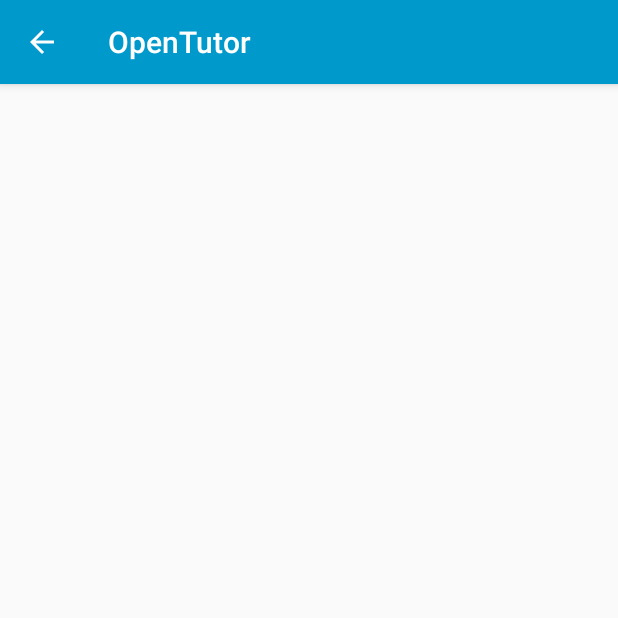
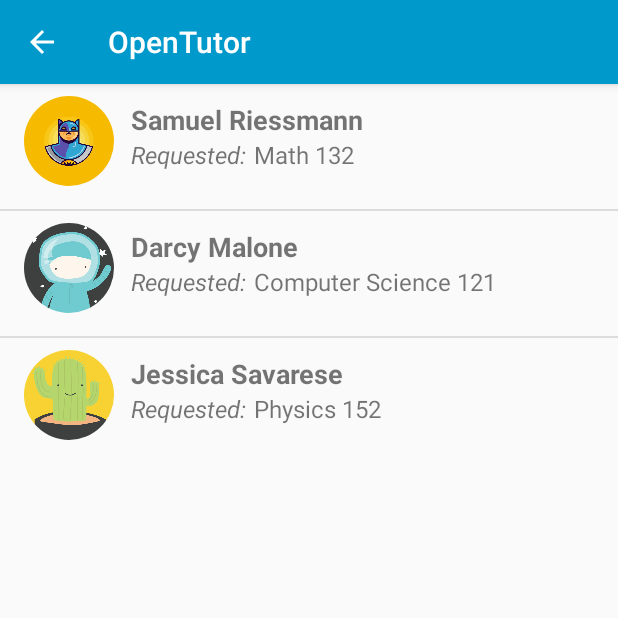
Before and after one commit to sushant10/OpenTutor, an Android app: the TutorRequestActivity screen opened directly, with no data from a screen before it, on a phone screen of 412 x 824 dp, the top half of it. Run offline under Robolectric (Android 15) with nearby library versions, the phone set to English and light mode, and no system bars; our stand-ins replace CircleImageView.

Commit message:
Finish Requested Page

```diff
--- a/app/src/main/java/com/ha/sushantrao/opentutor/TutorRequestActivity.java
+++ b/app/src/main/java/com/ha/sushantrao/opentutor/TutorRequestActivity.java
@@ -1,14 +1,25 @@
 package com.ha.sushantrao.opentutor;
 
+import android.content.Intent;
 import android.support.v7.app.AppCompatActivity;
 import android.os.Bundle;
 import android.view.MenuItem;
+import android.view.View;
+import android.view.ViewGroup;
+import android.widget.AdapterView;
+import android.widget.BaseAdapter;
+import android.widget.ImageView;
+import android.widget.ListView;
+import android.widget.TextView;
+
+import de.hdodenhof.circleimageview.CircleImageView;
 
 public class TutorRequestActivity extends AppCompatActivity {
 
     int[] tutorImages;
     String[] names;
     String[] requested_class;
+    ListView rList;
 
     @Override
     protected void onCreate(Bundle savedInstanceState) {
@@ -18,6 +29,25 @@ public class TutorRequestActivity extends AppCompatActivity {
         names = new String[]{"Samuel Riessmann", "Darcy Malone", "Jessica Savarese"};
         requested_class = new String[]{"Math 132", "Computer Science 121", "Physics 152"};
 
+        rList = (ListView) findViewById(R.id.requestList);
+        CustomAdapter customAdapter = new CustomAdapter();
+        rList.setAdapter(customAdapter);
+
+        rList.setOnItemClickListener(new AdapterView.OnItemClickListener() {
+
+            @Override
+            public void onItemClick(AdapterView<?> parent, View view, int position, long id) {
+                // TODO Auto-generated method stub
+                Intent intent = new Intent(TutorRequestActivity.this, ProfileConfirmActivity.class);
+                intent.putExtra("name",names[position]);
+                intent.putExtra("requested",requested_class[position]);
+                intent.putExtra("profile image", tutorImages[position]);
+
+                startActivity(intent);
+            }
+
+
+        });
         //back button
         getSupportActionBar().setDisplayShowHomeEnabled(true);
         getSupportActionBar().setDisplayHomeAsUpEnabled(true);
@@ -32,4 +62,39 @@ public class TutorRequestActivity extends AppCompatActivity {
         this.finish();
         return super.onOptionsItemSelected(item);
     }
+
+    class CustomAdapter extends BaseAdapter {
+
+        @Override
+        public int getCount() {
+            return tutorImages.length;
+        }
+
+        @Override
+        public Object getItem(int position) {
+            return null;
+        }
+
+        @Override
+        public long getItemId(int position) {
+            return 0;
+        }
+
+        @Override
+        public View getView(int position, View convertview, ViewGroup parent) {
+
+
+            View view=getLayoutInflater().inflate(R.layout.custom_requestlist, null);
+            CircleImageView dp = (CircleImageView) view.findViewById(R.id.imagePerson);
+            TextView name= (TextView) view.findViewById(R.id.textName);
+            TextView rc = (TextView) view.findViewById(R.id.textClasses);
+
+            dp.setImageResource(tutorImages[position]);
+            name.setText(names[position]);
+            rc.setText(requested_class[position]);
+
+
+            return view;
+        }
+    }
 }
--- a/app/src/main/res/layout/custom_requestlist.xml
+++ b/app/src/main/res/layout/custom_requestlist.xml
@@ -1,8 +1,11 @@
 <?xml version="1.0" encoding="utf-8"?>
-<RelativeLayout xmlns:android="http://schemas.android.com/apk/res/android"
+<RelativeLayout
+    xmlns:android="http://schemas.android.com/apk/res/android"
+    xmlns:app="http://schemas.android.com/apk/res-auto"
+    android:layout_width="match_parent"
+    android:layout_height="match_parent"
+    android:orientation="vertical">
 
-    xmlns:app="http://schemas.android.com/apk/res-auto"
-    android:layout_width="match_parent" android:layout_height="match_parent">
     <de.hdodenhof.circleimageview.CircleImageView
         android:id="@+id/imagePerson"
         android:layout_height="60dp"
@@ -26,14 +29,25 @@
         android:textStyle="bold" />
 
     <TextView
-        android:id="@+id/textClasses"
-        android:layout_width="match_parent"
+        android:layout_width="wrap_content"
         android:layout_height="wrap_content"
         android:layout_below="@+id/textName"
+        android:id="@+id/textreq"
+        android:text="Requested:"
         android:layout_marginStart="11dp"
         android:layout_toEndOf="@+id/imagePerson"
+        android:textSize="16sp"
+        android:textStyle="italic"/>
+
+    <TextView
+        android:id="@+id/textClasses"
+        android:layout_width="wrap_content"
+        android:layout_height="wrap_content"
+        android:layout_below="@+id/textName"
+        android:layout_marginStart="5dp"
+        android:layout_toEndOf="@+id/textreq"
         android:text="Class Requested"
-        android:textSize="18sp"
+        android:textSize="16sp"
         android:paddingBottom="25dp"/>
 
     <!--<ImageView
```
